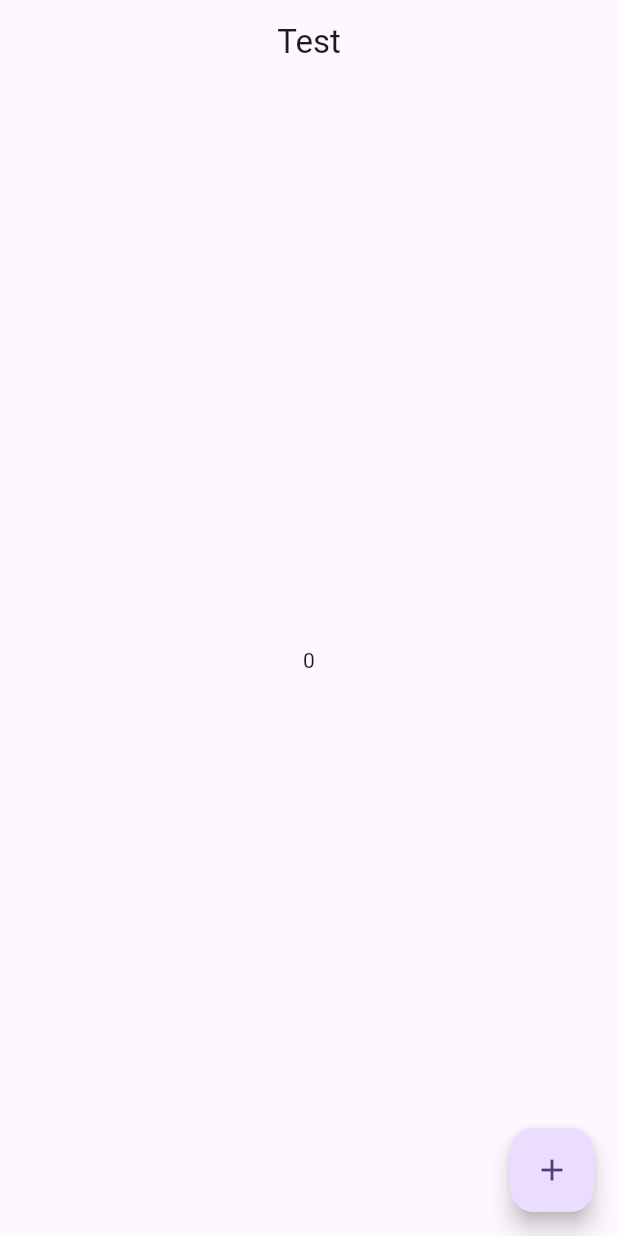
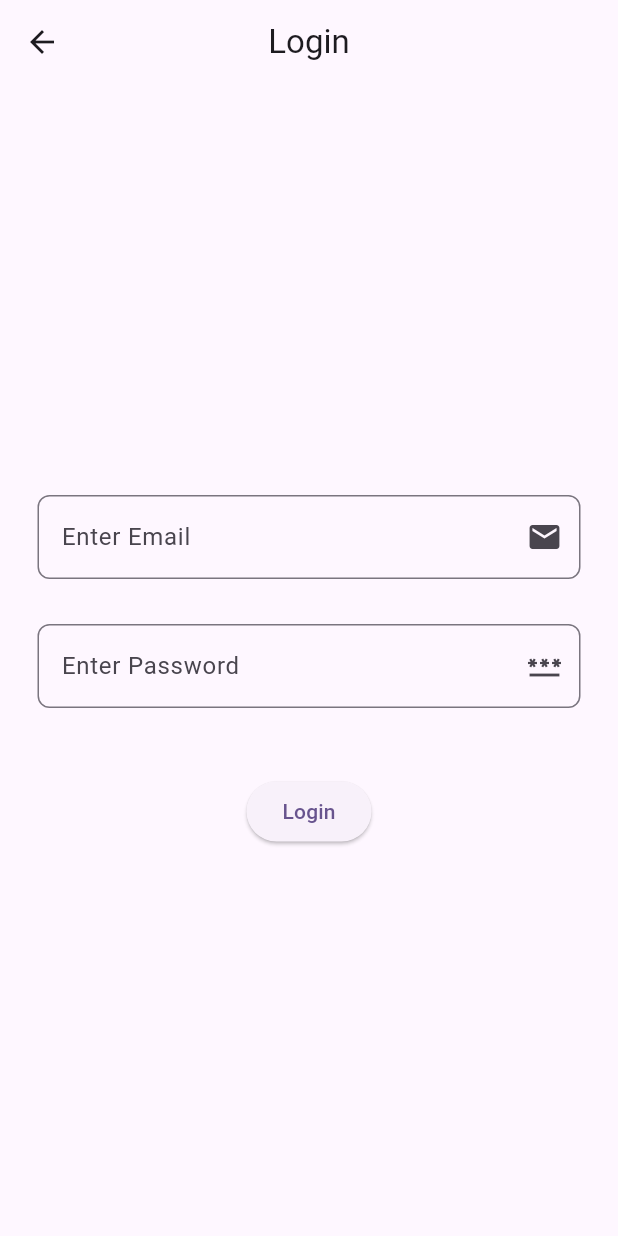
Before and after one commit to sujal880/College, a Flutter app: the screen it shows after launch, on a phone screen of 412 x 824 dp. Run offline on Flutter 3.47's test engine with Material 3 defaults, Android fonts, the phone set to English and light mode, and no system bars; our stand-ins replace shared_preferences.

Commit message:
some changes

```diff
--- a/lib/main.dart
+++ b/lib/main.dart
@@ -1,3 +1,4 @@
+import 'package:collegeproject/splashscreen.dart';
 import 'package:collegeproject/test2.dart';
 import 'package:flutter/material.dart';
 
@@ -32,7 +33,7 @@
         colorScheme: ColorScheme.fromSeed(seedColor: Colors.deepPurple),
         useMaterial3: true,
       ),
-      home: Test2()
+      home: SplashScreen()
     );
   }
 }
--- /dev/null
+++ b/lib/test3.dart
@@ -0,0 +1,46 @@
+import 'dart:developer';
+
+import 'package:collegeproject/uihelper.dart';
+import 'package:flutter/material.dart';
+import 'package:shared_preferences/shared_preferences.dart';
+
+class Test4 extends StatefulWidget {
+  const Test4({super.key});
+
+  @override
+  State<Test4> createState() => _Test4State();
+}
+
+class _Test4State extends State<Test4> {
+  TextEditingController emailController=TextEditingController();
+  TextEditingController passwordController=TextEditingController();
+  @override
+  Widget build(BuildContext context) {
+    return Scaffold(
+      appBar: AppBar(
+        title: Text("Login"),
+        centerTitle: true,
+      ),
+      body: Column(
+        mainAxisAlignment: MainAxisAlignment.center,
+        children: [
+        UiHelper.CustomTextField(emailController,"Enter Email",Icons.mail),
+        UiHelper.CustomTextField(passwordController,"Enter Password",Icons.password),
+        SizedBox(height: 30,),
+        UiHelper.CustomButton(() {
+          signup(emailController.text.toString(), passwordController.text.toString());
+        },"Login")
+      ],),
+    );
+  }
+  signup(String email,String password)async{
+    if(email=="" || password==""){
+      return UiHelper.CustomAlertBox(context, "Enter Required Field's");
+    }
+    else{
+      SharedPreferences prefs=await SharedPreferences.getInstance();
+      prefs.setBool("islogin", true);
+      log("Data Added");
+    }
+  }
+}
--- /dev/null
+++ b/lib/uihelper.dart
@@ -0,0 +1,37 @@
+import 'package:flutter/material.dart';
+class UiHelper{
+  static CustomTextField(TextEditingController controller,String text,IconData icondata){
+   return Padding(
+     padding: const EdgeInsets.symmetric(horizontal: 25,vertical: 15),
+     child: TextField(
+       controller: controller,
+       decoration: InputDecoration(
+         hintText: text,
+         suffixIcon: Icon(icondata),
+         border: OutlineInputBorder(
+           borderRadius: BorderRadius.circular(8)
+         )
+       ),
+     ),
+   );
+  }
+
+  static CustomButton(VoidCallback callback,String text){
+    return ElevatedButton(onPressed: (){
+      callback();
+    }, child: Text(text));
+  }
+
+  static CustomAlertBox(BuildContext context,String text){
+    return showDialog(context: context, builder: (context){
+      return AlertDialog(
+        title: Text(text),
+        actions: [
+          TextButton(onPressed: (){
+            Navigator.pop(context);
+          }, child: Text("ok"))
+        ],
+      );
+    });
+  }
+}
--- a/pubspec.yaml
+++ b/pubspec.yaml
@@ -35,6 +35,7 @@ dependencies:
   # The following adds the Cupertino Icons font to your application.
   # Use with the CupertinoIcons class for iOS style icons.
   cupertino_icons: ^1.0.6
+  shared_preferences: ^2.2.3
 
 dev_dependencies:
   flutter_test:
```
Also changed, not shown: lib/splashscreen.dart (+17 -2 lines), pubspec.lock, 1 other file.
